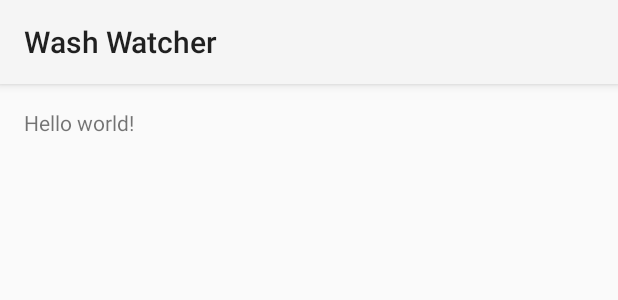
After one commit to jhungerford/wash-watcher, an Android app: the layout activity_display_message.xml on its own in the app's theme, with its tools: preview values and no code run, on a phone screen of 412 x 824 dp. The commit adds this screen. Shown: the top 300 px of the screen. Run offline under Robolectric (Android 15) with nearby library versions, the phone set to English and light mode, and no system bars.

Commit message:
Display message tutorial.
https://developer.android.com/training/basics/firstapp/starting-activity.html

```diff
--- /dev/null
+++ b/app/src/main/res/layout/activity_display_message.xml
@@ -0,0 +1,12 @@
+<RelativeLayout xmlns:android="http://schemas.android.com/apk/res/android"
+    xmlns:tools="http://schemas.android.com/tools" android:layout_width="match_parent"
+    android:layout_height="match_parent" android:paddingLeft="@dimen/activity_horizontal_margin"
+    android:paddingRight="@dimen/activity_horizontal_margin"
+    android:paddingTop="@dimen/activity_vertical_margin"
+    android:paddingBottom="@dimen/activity_vertical_margin"
+    tools:context="dev.jhungerford.washwatcher.DisplayMessageActivity">
+
+    <TextView android:text="@string/hello_world" android:layout_width="wrap_content"
+        android:layout_height="wrap_content" />
+
+</RelativeLayout>
--- a/app/src/main/res/layout/activity_my.xml
+++ b/app/src/main/res/layout/activity_my.xml
@@ -11,5 +11,6 @@
     <Button
         android:layout_width="wrap_content"
         android:layout_height="wrap_content"
-        android:text="@string/button_send" />
+        android:text="@string/button_send"
+        android:onClick="sendMessage" />
 </LinearLayout>
--- /dev/null
+++ b/app/src/main/res/menu/menu_display_message.xml
@@ -0,0 +1,6 @@
+<menu xmlns:android="http://schemas.android.com/apk/res/android"
+    xmlns:tools="http://schemas.android.com/tools"
+    tools:context="dev.jhungerford.washwatcher.DisplayMessageActivity">
+    <item android:id="@+id/action_settings" android:title="@string/action_settings"
+        android:orderInCategory="100" android:showAsAction="never" />
+</menu>
--- a/app/src/main/res/values/strings.xml
+++ b/app/src/main/res/values/strings.xml
@@ -4,4 +4,7 @@
     <string name="button_send">Send</string>
     <string name="title_activity_main">MainActivity</string>
     <string name="action_settings">Settings</string>
+    <string name="title_activity_display_message">MyMessage</string>
+
+    <string name="hello_world">Hello world!</string>
 </resources>
```
Also changed, not shown: app/src/main/AndroidManifest.xml (+8 -0 lines), app/src/main/java/dev/jhungerford/washwatcher/DisplayMessageActivity.java (added, +41 -0 lines), app/src/main/java/dev/jhungerford/washwatcher/MyActivity.java (+17 -0 lines).
